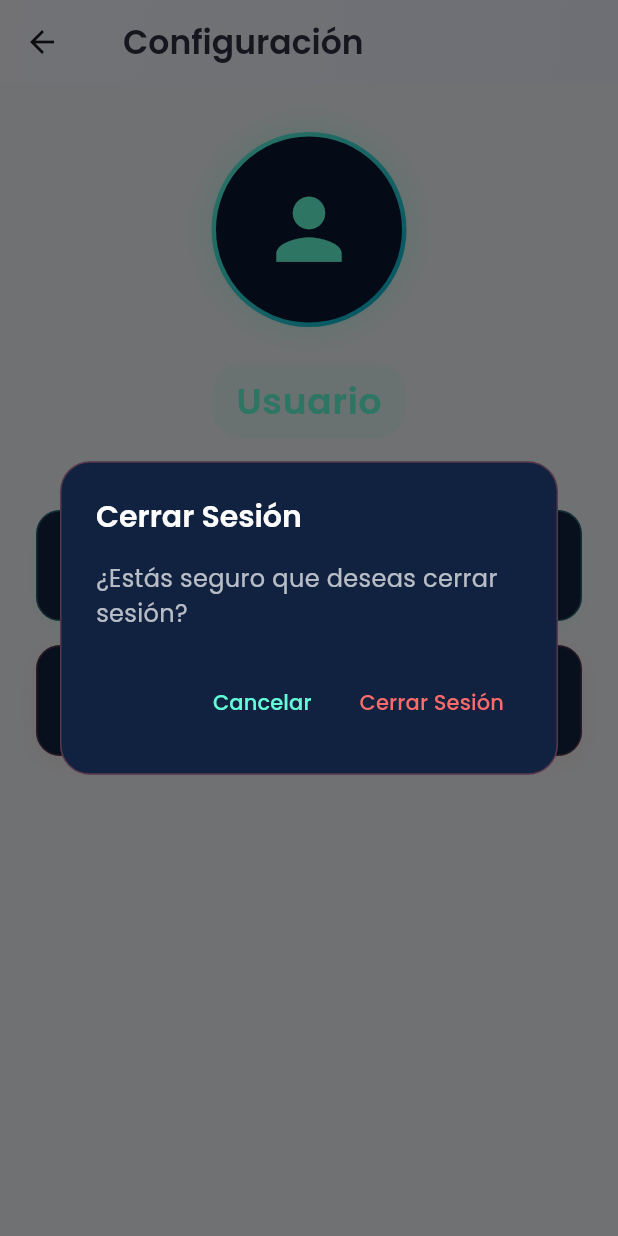
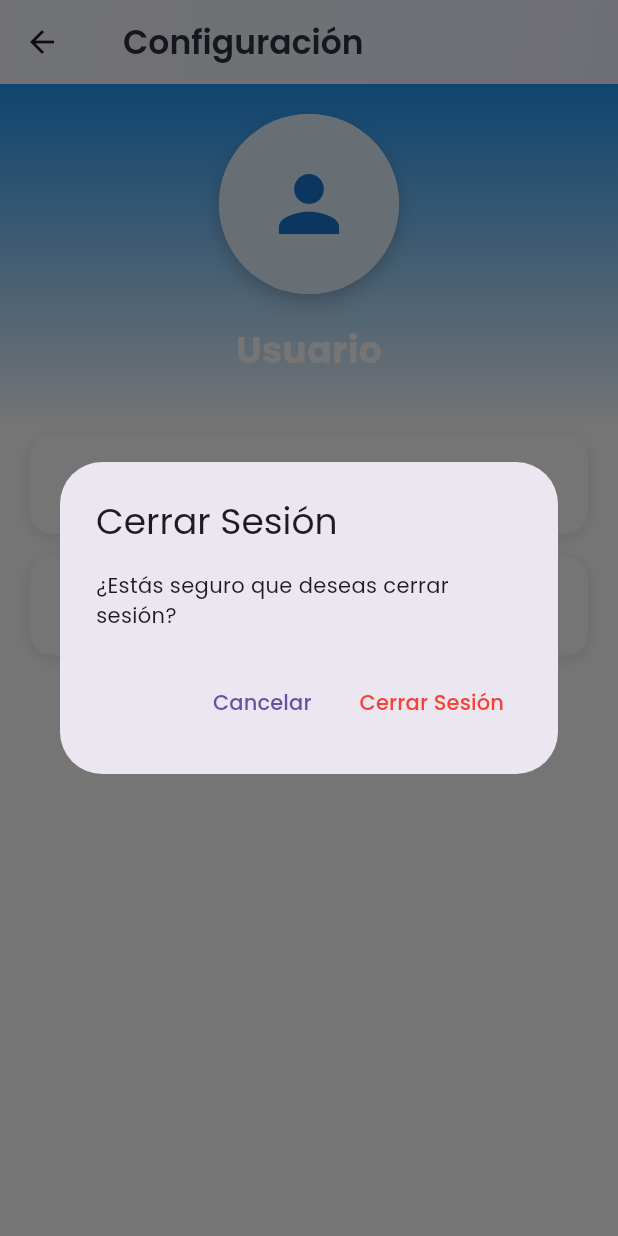
Before and after one commit to lopezcrony/Comerciplus, a Flutter app: the SettingsScreen screen opened directly, after a tap on "Cerrar Sesión", on a phone screen of 412 x 824 dp. Run offline on Flutter 3.47's test engine with Material 3 defaults, Android fonts, the phone set to English and light mode, and no system bars; our stand-ins replace flutter_dotenv, google_fonts, shared_preferences; missing offline and left inert: mobile_scanner; accounts and stored records are empty.

Commit message:
config anterior

```diff
--- a/MOBILE/lib/screens/config.dart
+++ b/MOBILE/lib/screens/config.dart
@@ -7,89 +7,82 @@ class SettingsScreen extends StatefulWidget {
 
     @override
   State<SettingsScreen> createState() => _SettingsScreenState();
+
 }
 
 class _SettingsScreenState extends State<SettingsScreen> {
+
   @override
   Widget build(BuildContext context) {
     return Scaffold(
-      backgroundColor: const Color(0xFFF5F7FA),
-
       appBar: const AppBarScreens(
         nameModule: 'Configuración',
       ),
       body: Container(
-
+        decoration: const BoxDecoration(
+          gradient: LinearGradient(
+            begin: Alignment.topCenter,
+            end: Alignment.bottomCenter,
+            colors: [
+              Color(0xFF2196F3),
+              Colors.white,
+            ],
+            stops: [0.0, 0.3],
+          ),
+        ),
         child: Column(
           children: [
-            const SizedBox(height: 32),
-            // Avatar Section with new design
+            const SizedBox(height: 20),
+            // Avatar Section
             Center(
               child: Container(
-                width: 130,
-                height: 130,
+                width: 120,
+                height: 120,
                 decoration: BoxDecoration(
                   shape: BoxShape.circle,
-                  gradient: const LinearGradient(
-                    begin: Alignment.topLeft,
-                    end: Alignment.bottomRight,
-                    colors: [
-                      Color(0xFF64FFDA), // Accent color
-                      Color(0xFF00B4D8),
-                    ],
-                  ),
+                  color: Colors.white,
                   boxShadow: [
                     BoxShadow(
-                      color: const Color(0xFF64FFDA).withOpacity(0.3),
-                      blurRadius: 20,
-                      spreadRadius: 2,
+                      color: Colors.black.withOpacity(0.2),
+                      blurRadius: 10,
+                      offset: const Offset(0, 5),
                     ),
                   ],
                 ),
-                padding: const EdgeInsets.all(3), // Border width
-                child: Container(
-                  decoration: const BoxDecoration(
-                    shape: BoxShape.circle,
-                    color: Color(0xFF0A192F), // Dark background
-                  ),
-                  child: const Icon(
+                child: const CircleAvatar(
+                  radius: 60,
+                  backgroundColor: Color(0xFFE3F2FD),
+                  child: Icon(
                     Icons.person,
-                    size: 65,
-                    color: Color(0xFF64FFDA), // Accent color
+                    size: 60,
+                    color: Color(0xFF1976D2),
                   ),
                 ),
               ),
             ),
-            const SizedBox(height: 24),
-            // User Name with new style
-            Container(
-              padding: const EdgeInsets.symmetric(horizontal: 16, vertical: 8),
-              decoration: BoxDecoration(
-                color: const Color(0xFF64FFDA).withOpacity(0.1),
-                borderRadius: BorderRadius.circular(20),
-              ),
-              child: const Text(
+            const SizedBox(height: 20),
+            // User Name
+            const Text(
               'Usuario',
               style: TextStyle(
                 fontSize: 24,
-                  fontWeight: FontWeight.w600,
-                  color: Color(0xFF64FFDA),
-                  letterSpacing: 0.5,
+                fontWeight: FontWeight.bold,
+                color: Colors.white,
               ),
             ),
-            ),
-            const SizedBox(height: 48),
-            // Options List with new design
+            const SizedBox(height: 40),
+            // Options List
             Expanded(
               child: Container(
-                padding: const EdgeInsets.symmetric(horizontal: 24),
+                padding: const EdgeInsets.symmetric(horizontal: 20),
                 child: Column(
                   children: [
                     _buildOptionTile(
                       context,
-                      icon: Icons.edit_rounded,
+                      icon: Icons.edit,
                       title: 'Editar Perfil',
                       onTap: () {
+                        // Implementar navegación a editar perfil
                          Navigator.push(
                           context,
                           MaterialPageRoute(
@@ -98,10 +91,10 @@ class _SettingsScreenState extends State<SettingsScreen> {
                         );
                       },
                     ),
-                    const SizedBox(height: 16),
+                    const SizedBox(height: 15),
                     _buildOptionTile(
                       context,
-                      icon: Icons.logout_rounded,
+                      icon: Icons.logout,
                       title: 'Cerrar Sesión',
                       isDestructive: true,
                       onTap: () {
@@ -127,57 +120,38 @@ class _SettingsScreenState extends State<SettingsScreen> {
   }) {
     return Container(
       decoration: BoxDecoration(
-        color: const Color(0xFF112240),
-        borderRadius: BorderRadius.circular(16),
-        border: Border.all(
-          color: isDestructive
-              ? const Color(0xFFFF6B6B).withOpacity(0.3)
-              : const Color(0xFF64FFDA).withOpacity(0.3),
-          width: 1,
-        ),
+        color: Colors.white,
+        borderRadius: BorderRadius.circular(15),
         boxShadow: [
           BoxShadow(
-            color: isDestructive
-                ? const Color(0xFFFF6B6B).withOpacity(0.1)
-                : const Color(0xFF64FFDA).withOpacity(0.1),
-            blurRadius: 12,
-            offset: const Offset(0, 4),
+            color: Colors.black.withOpacity(0.1),
+            blurRadius: 8,
+            offset: const Offset(0, 2),
           ),
         ],
       ),
       child: ListTile(
-        contentPadding: const EdgeInsets.symmetric(horizontal: 24, vertical: 8),
-        leading: Container(
-          padding: const EdgeInsets.all(8),
-          decoration: BoxDecoration(
-            color: isDestructive
-                ? const Color(0xFFFF6B6B).withOpacity(0.1)
-                : const Color(0xFF64FFDA).withOpacity(0.1),
-            borderRadius: BorderRadius.circular(12),
-          ),
-          child: Icon(
+        contentPadding: const EdgeInsets.symmetric(horizontal: 20, vertical: 5),
+        leading: Icon(
           icon,
-            color: isDestructive ? const Color(0xFFFF6B6B) : const Color(0xFF64FFDA),
-            size: 24,
-          ),
+          color: isDestructive ? Colors.red : const Color(0xFF2196F3),
+          size: 28,
         ),
         title: Text(
           title,
           style: TextStyle(
             fontSize: 16,
             fontWeight: FontWeight.w500,
-            color: isDestructive ? const Color(0xFFFF6B6B) : Colors.white,
-            letterSpacing: 0.3,
+            color: isDestructive ? Colors.red : Colors.black87,
           ),
         ),
         trailing: Icon(
-          Icons.chevron_right_rounded,
-          color: isDestructive ? const Color(0xFFFF6B6B) : const Color(0xFF64FFDA),
-          size: 24,
+          Icons.chevron_right,
+          color: isDestructive ? Colors.red : Colors.grey,
         ),
         onTap: onTap,
         shape: RoundedRectangleBorder(
-          borderRadius: BorderRadius.circular(16),
+          borderRadius: BorderRadius.circular(15),
         ),
       ),
     );
@@ -188,50 +162,21 @@ class _SettingsScreenState extends State<SettingsScreen> {
       context: context,
       builder: (BuildContext context) {
         return AlertDialog(
-          backgroundColor: const Color(0xFF112240),
-          shape: RoundedRectangleBorder(
-            borderRadius: BorderRadius.circular(20),
-            side: BorderSide(
-              color: const Color(0xFFFF6B6B).withOpacity(0.3),
-              width: 1,
-            ),
-          ),
-          title: const Text(
-            'Cerrar Sesión',
-            style: TextStyle(
-              color: Colors.white,
-              fontSize: 20,
-              fontWeight: FontWeight.w600,
-            ),
-          ),
-          content: const Text(
-            '¿Estás seguro que deseas cerrar sesión?',
-            style: TextStyle(
-              color: Colors.white70,
-              fontSize: 16,
-            ),
-          ),
+          title: const Text('Cerrar Sesión'),
+          content: const Text('¿Estás seguro que deseas cerrar sesión?'),
           actions: [
             TextButton(
               onPressed: () => Navigator.of(context).pop(),
-              child: const Text(
-                'Cancelar',
-                style: TextStyle(
-                  color: Color(0xFF64FFDA),
-                  fontWeight: FontWeight.w500,
-                ),
-              ),
+              child: const Text('Cancelar'),
             ),
             TextButton(
               onPressed: () {
+                // Implementar lógica de cierre de sesión
                 Navigator.of(context).pop();
               },
               child: const Text(
                 'Cerrar Sesión',
-                style: TextStyle(
-                  color: Color(0xFFFF6B6B),
-                  fontWeight: FontWeight.w500,
-                ),
+                style: TextStyle(color: Colors.red),
               ),
             ),
           ],
```
Also changed, not shown: 2 other files. Lines whose indentation alone changed are shown as unchanged.
